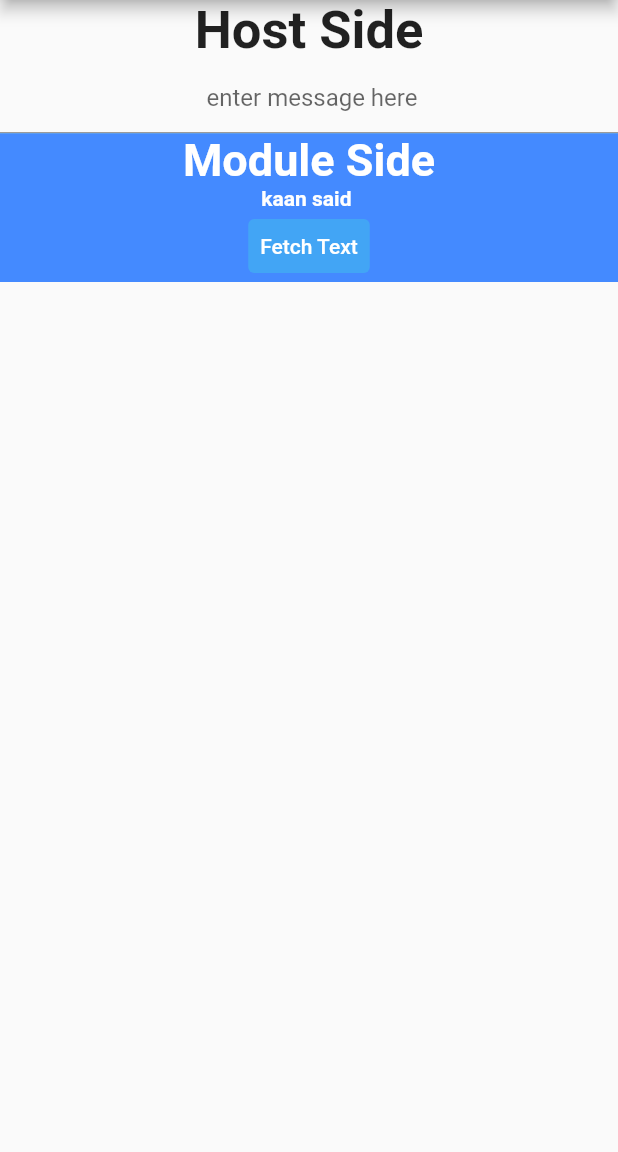
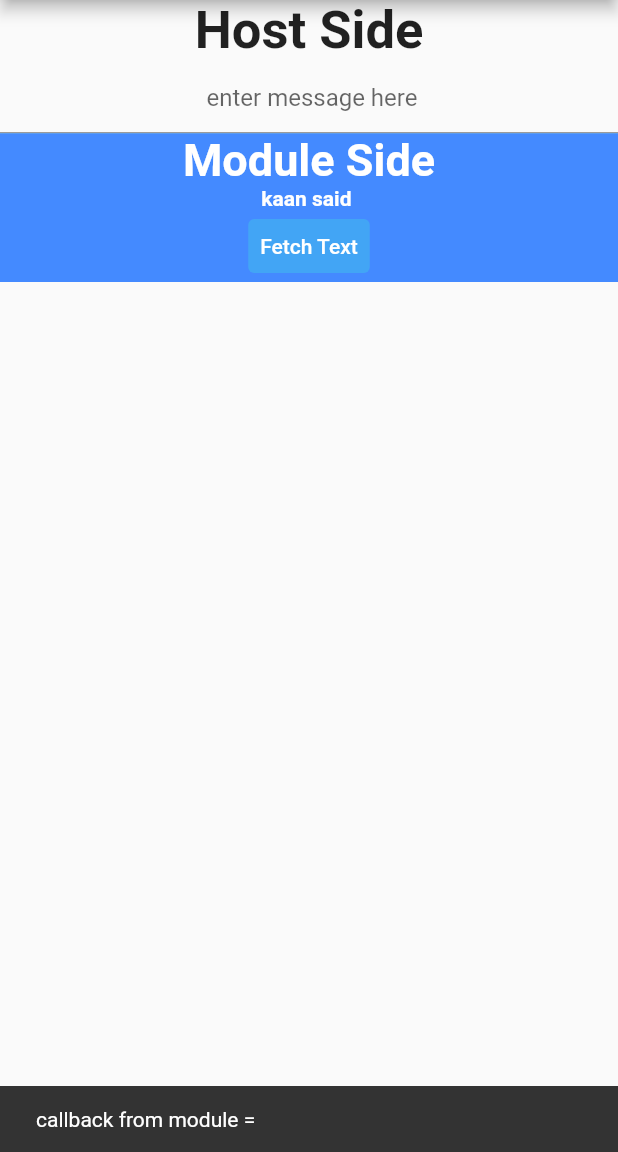
Before and after one commit to ksckaan1/federatedappexample, a Flutter app: the screen it shows after launch, after a tap on "Fetch Text", on a phone screen of 412 x 824 dp, the part 84-1236 px from its top. Run offline on Flutter 3.47's test engine with Material 2 defaults, Android fonts, the phone set to English and light mode, and no system bars.

Commit message:
added module to host func

```diff
--- a/lib/main.dart
+++ b/lib/main.dart
@@ -32,6 +32,10 @@ class MyHomePage extends StatefulWidget {
 class _MyHomePageState extends State<MyHomePage> {
   var _controller = TextEditingController();
 
+  myFunc(String text) {
+    ScaffoldMessenger.of(context).showSnackBar(SnackBar(content: Text(text)));
+  }
+
   fetchData() {
     var userData = User("kaan", _controller.text);
     return userData;
@@ -57,7 +61,10 @@ class _MyHomePageState extends State<MyHomePage> {
           Container(
             width: double.infinity,
             color: Colors.blue,
-            child: Modulum(fetchData: fetchData),
+            child: Modulum(
+              fetchData: fetchData,
+              myFunc: myFunc,
+            ),
           )
         ],
       ),
--- a/packages/modulum/lib/modulum.dart
+++ b/packages/modulum/lib/modulum.dart
@@ -5,7 +5,9 @@ import 'package:modulum/types/user_data.dart';
 
 class Modulum extends StatefulWidget {
   final Function fetchData;
-  const Modulum({Key? key, required this.fetchData}) : super(key: key);
+  Function(String text) myFunc;
+  Modulum({Key? key, required this.fetchData, required this.myFunc})
+      : super(key: key);
 
   @override
   State<Modulum> createState() => _ModulumState();
@@ -39,6 +41,8 @@ class _ModulumState extends State<Modulum> {
                 setState(() {
                   name = data.name;
                   message = data.message;
+                  widget.myFunc(
+                      "callback from module = ${message.toUpperCase()}");
                 });
               },
               child: const Text(
```
